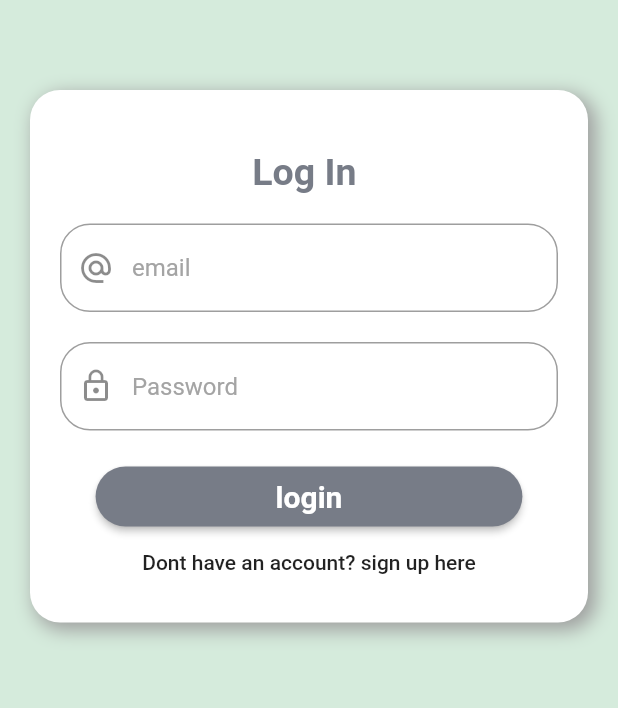
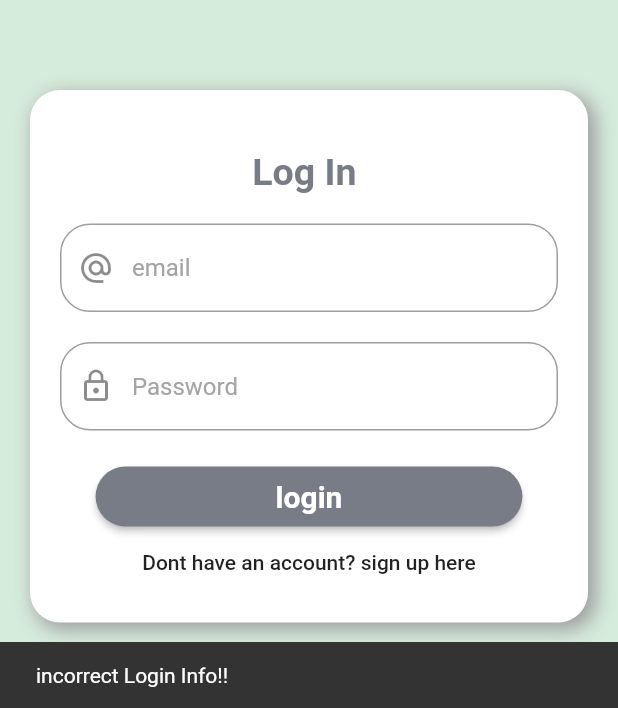
Before and after one commit to Jumir1414/minor-project, a Flutter app: the screen it shows after launch, after a tap on "login", on a phone screen of 412 x 824 dp, the part 528-1236 px from its top. Run offline on Flutter 3.47's test engine with Material 2 defaults, Android fonts, the phone set to English and light mode, and no system bars; our stand-ins replace firebase_auth, firebase_core; accounts and stored records are empty; network calls fail.

Commit message:
loginadded

```diff
--- a/lib/screens/login/localwidgets/loginForm.dart
+++ b/lib/screens/login/localwidgets/loginForm.dart
@@ -1,8 +1,40 @@
 import 'package:flutter/material.dart';
+import 'package:minorproject/screens/home/home.dart';
 import 'package:minorproject/screens/signup/signup.dart';
+import 'package:minorproject/states/currentUser.dart';
 import 'package:minorproject/widgets/OurContainer.dart';
+import 'package:provider/provider.dart';
 
-class OurLoginForm extends StatelessWidget {
+class OurLoginForm extends StatefulWidget {
+  @override
+  _OurLoginFormState createState() => _OurLoginFormState();
+}
+
+class _OurLoginFormState extends State<OurLoginForm> {
+  TextEditingController _emailController = TextEditingController();
+  TextEditingController _passwordController = TextEditingController();
+  void _loginUser(String email, String password, BuildContext context) async {
+    CurrentUser _currentUser = Provider.of<CurrentUser>(context, listen: false);
+    try {
+      if (await _currentUser.loginUser(email, password)) {
+        Navigator.of(context).push(
+          MaterialPageRoute(
+            builder: (context) => HomeScreen(),
+          ),
+        );
+      } else {
+        Scaffold.of(context).showSnackBar(
+          SnackBar(
+            content: Text("incorrect Login Info!!"),
+            duration: Duration(seconds: 2),
+          ),
+        );
+      }
+    } catch (e) {
+      print(e);
+    }
+  }
+
   @override
   Widget build(BuildContext context) {
     return OurContainer(
@@ -20,6 +52,7 @@ class OurLoginForm extends StatelessWidget {
             ),
           ),
           TextFormField(
+            controller: _emailController,
             decoration: InputDecoration(
                 prefixIcon: Icon(Icons.alternate_email), hintText: "email"),
           ),
@@ -27,6 +60,7 @@ class OurLoginForm extends StatelessWidget {
             height: 20.0,
           ),
           TextFormField(
+            controller: _passwordController,
             decoration: InputDecoration(
                 prefixIcon: Icon(Icons.lock_outline), hintText: "Password"),
             obscureText: true,
@@ -45,7 +79,10 @@ class OurLoginForm extends StatelessWidget {
                     fontSize: 20.0),
               ),
             ),
-            onPressed: () {},
+            onPressed: () {
+              _loginUser(
+                  _emailController.text, _passwordController.text, context);
+            },
           ),
           FlatButton(
             child: Text("Dont have an account? sign up here"),
```
